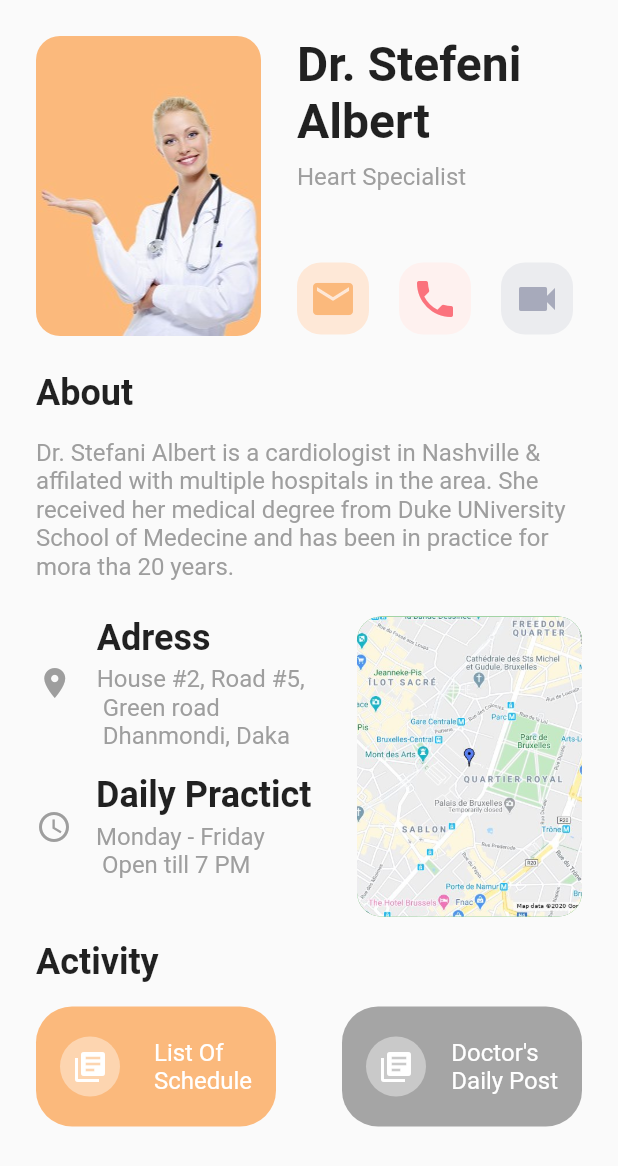
After one commit to Fy-Rakotondrabe/Flutter_UI_challenge, a Flutter app: the Profile screen opened by its route, on a phone screen of 412 x 824 dp. The commit adds this screen. Shown: the top 1166 px of the screen. Run offline on Flutter 3.47's test engine with Material 2 defaults, Android fonts, the phone set to English and light mode, and no system bars.

Commit message:
Add new UI

```diff
--- a/lib/main.dart
+++ b/lib/main.dart
@@ -1,5 +1,7 @@
 import 'package:flutter/material.dart';
 import 'package:flutter/services.dart';
+import 'package:ui_challenge/src/views/doctor/DoctorViews.dart';
+import 'package:ui_challenge/src/views/doctor/Profile.dart';
 import 'package:ui_challenge/src/views/gallery/GalleryViews.dart';
 import 'package:ui_challenge/src/views/recipe/RecipeViews.dart';
 
@@ -22,6 +24,8 @@ class MyApp extends StatelessWidget {
         routes: {
           '/': (BuildContext context) => GalleryViews(),
           '/recipe': (BuildContext context) => Recipe(),
+          '/doctor': (BuildContext context) => DoctorViews(),
+          '/doctor/profile': (BuildContext context) => Profile(),
         });
   }
 }
--- /dev/null
+++ b/lib/src/views/doctor/Profile.dart
@@ -0,0 +1,373 @@
+import 'package:flutter/material.dart';
+
+class Profile extends StatelessWidget {
+  @override
+  Widget build(BuildContext context) {
+    return Scaffold(
+      body: SingleChildScrollView(
+        child: Padding(
+          padding: EdgeInsets.all(24.0),
+          child: Column(
+            crossAxisAlignment: CrossAxisAlignment.start,
+            children: [
+              //Profile
+              Info(),
+              SizedBox(
+                height: 24,
+              ),
+              //About
+              About(),
+              SizedBox(
+                height: 24,
+              ),
+              //Location
+              Localisation(),
+              SizedBox(
+                height: 16,
+              ),
+              //Action
+              Activity(),
+            ],
+          ),
+        ),
+      ),
+    );
+  }
+}
+
+class Info extends StatelessWidget {
+  @override
+  Widget build(BuildContext context) {
+    return Container(
+      height: 200,
+      child: Row(
+        children: [
+          Container(
+            width: 150,
+            decoration: BoxDecoration(
+              borderRadius: BorderRadius.all(Radius.circular(16)),
+              image: DecorationImage(
+                image: AssetImage("images/doctors/doctor.jpg"),
+                fit: BoxFit.cover,
+              ),
+            ),
+          ),
+          SizedBox(
+            width: 24,
+          ),
+          Container(
+            width: 184,
+            child: Column(
+              crossAxisAlignment: CrossAxisAlignment.start,
+              mainAxisAlignment: MainAxisAlignment.spaceBetween,
+              children: [
+                Container(
+                  child: Column(
+                    crossAxisAlignment: CrossAxisAlignment.start,
+                    children: [
+                      Text(
+                        "Dr. Stefeni Albert",
+                        style: TextStyle(
+                            fontSize: 32, fontWeight: FontWeight.bold),
+                      ),
+                      SizedBox(
+                        height: 8,
+                      ),
+                      Text(
+                        "Heart Specialist",
+                        style: TextStyle(fontSize: 16, color: Colors.grey),
+                      ),
+                    ],
+                  ),
+                ),
+                Container(
+                  height: 50,
+                  child: Row(
+                    mainAxisAlignment: MainAxisAlignment.spaceBetween,
+                    children: [
+                      Container(
+                        child: Icon(
+                          Icons.mail,
+                          size: 32,
+                          color: Color.fromRGBO(251, 185, 124, 1),
+                        ),
+                        width: 48,
+                        height: 48,
+                        decoration: BoxDecoration(
+                          color: Color.fromRGBO(254, 232, 215, 1),
+                          borderRadius: BorderRadius.all(
+                            Radius.circular(16.0),
+                          ),
+                        ),
+                      ),
+                      Container(
+                        child: Icon(
+                          Icons.phone,
+                          size: 32,
+                          color: Color.fromRGBO(251, 115, 125, 1),
+                        ),
+                        width: 48,
+                        height: 48,
+                        decoration: BoxDecoration(
+                          color: Color.fromRGBO(254, 241, 239, 1),
+                          borderRadius: BorderRadius.all(
+                            Radius.circular(16.0),
+                          ),
+                        ),
+                      ),
+                      Container(
+                        child: Icon(
+                          Icons.videocam,
+                          size: 32,
+                          color: Color.fromRGBO(167, 170, 187, 1),
+                        ),
+                        width: 48,
+                        height: 48,
+                        decoration: BoxDecoration(
+                          color: Color.fromRGBO(235, 236, 239, 1),
+                          borderRadius: BorderRadius.all(
+                            Radius.circular(16.0),
+                          ),
+                        ),
+                      ),
+                    ],
+                  ),
+                ),
+              ],
+            ),
+          ),
+        ],
+      ),
+    );
+  }
+}
+
+class About extends StatelessWidget {
+  const About({
+    Key key,
+  }) : super(key: key);
+
+  @override
+  Widget build(BuildContext context) {
+    return Container(
+      child: Column(
+        crossAxisAlignment: CrossAxisAlignment.start,
+        children: [
+          Text(
+            "About",
+            style: TextStyle(fontSize: 24, fontWeight: FontWeight.bold),
+          ),
+          SizedBox(
+            height: 16,
+          ),
+          Text(
+            "Dr. Stefani Albert is a cardiologist in Nashville & affilated with multiple hospitals in the area. She received her medical degree from Duke UNiversity School of Medecine and has been in practice for mora tha 20 years.",
+            style: TextStyle(
+              color: Colors.grey,
+              fontSize: 16,
+            ),
+          ),
+        ],
+      ),
+    );
+  }
+}
+
+class Localisation extends StatelessWidget {
+  @override
+  Widget build(BuildContext context) {
+    return Container(
+      height: 200,
+      child: Row(
+        mainAxisAlignment: MainAxisAlignment.spaceBetween,
+        children: [
+          Column(
+            children: [
+              Row(
+                children: [
+                  Container(
+                    margin: EdgeInsets.only(right: 16),
+                    child: Icon(Icons.location_on, color: Colors.grey),
+                  ),
+                  Column(
+                    crossAxisAlignment: CrossAxisAlignment.start,
+                    children: [
+                      Text(
+                        "Adress",
+                        style: TextStyle(
+                            fontSize: 24, fontWeight: FontWeight.bold),
+                      ),
+                      SizedBox(
+                        height: 4,
+                      ),
+                      Text(
+                        "House #2, Road #5, \n Green road \n Dhanmondi, Daka",
+                        style: TextStyle(
+                          color: Colors.grey,
+                          fontSize: 16,
+                        ),
+                      ),
+                    ],
+                  ),
+                ],
+              ),
+              SizedBox(
+                height: 16,
+              ),
+              Row(
+                children: [
+                  Container(
+                    margin: EdgeInsets.only(right: 16),
+                    child: Icon(Icons.access_time, color: Colors.grey),
+                  ),
+                  Column(
+                    crossAxisAlignment: CrossAxisAlignment.start,
+                    children: [
+                      Text(
+                        "Daily Practict",
+                        style: TextStyle(
+                          fontSize: 24,
+                          fontWeight: FontWeight.bold,
+                        ),
+                      ),
+                      SizedBox(
+                        height: 4,
+                      ),
+                      Text(
+                        "Monday - Friday \n Open till 7 PM",
+                        style: TextStyle(
+                          color: Colors.grey,
+                          fontSize: 16,
+                        ),
+                      ),
+                    ],
+                  ),
+                ],
+              ),
+            ],
+          ),
+          Container(
+            width: 150,
+            decoration: BoxDecoration(
+              color: Colors.green,
+              borderRadius: BorderRadius.all(
+                Radius.circular(16),
+              ),
+              image: DecorationImage(
+                image: AssetImage("images/doctors/map.jpeg"),
+                fit: BoxFit.cover,
+              ),
+            ),
+          ),
+        ],
+      ),
+    );
+  }
+}
+
+class Activity extends StatelessWidget {
+  @override
+  Widget build(BuildContext context) {
+    return Container(
+      height: 150,
+      child: Column(
+        crossAxisAlignment: CrossAxisAlignment.start,
+        children: [
+          Text(
+            "Activity",
+            style: TextStyle(
+              fontSize: 24,
+              fontWeight: FontWeight.bold,
+            ),
+          ),
+          SizedBox(
+            height: 16,
+          ),
+          Row(
+            mainAxisAlignment: MainAxisAlignment.spaceBetween,
+            children: [
+              Container(
+                width: 160,
+                height: 80,
+                child: Padding(
+                  padding: const EdgeInsets.all(16.0),
+                  child: Row(
+                    mainAxisAlignment: MainAxisAlignment.spaceBetween,
+                    children: [
+                      Container(
+                        width: 40,
+                        height: 40,
+                        child: Icon(
+                          Icons.library_books,
+                          color: Colors.white,
+                        ),
+                        decoration: BoxDecoration(
+                          color: Colors.white.withOpacity(.4),
+                          borderRadius: BorderRadius.all(
+                            Radius.circular(100),
+                          ),
+                        ),
+                      ),
+                      Text(
+                        "List Of \nSchedule",
+                        style: TextStyle(
+                          color: Colors.white,
+                          fontSize: 16,
+                        ),
+                      )
+                    ],
+                  ),
+                ),
+                decoration: BoxDecoration(
+                  color: Color.fromRGBO(251, 185, 124, 1),
+                  borderRadius: BorderRadius.all(
+                    Radius.circular(24),
+                  ),
+                ),
+              ),
+              Container(
+                width: 160,
+                height: 80,
+                child: Padding(
+                  padding: const EdgeInsets.all(16.0),
+                  child: Row(
+                    mainAxisAlignment: MainAxisAlignment.spaceBetween,
+                    children: [
+                      Container(
+                        width: 40,
+                        height: 40,
+                        child: Icon(
+                          Icons.library_books,
+                          color: Colors.white,
+                        ),
+                        decoration: BoxDecoration(
+                          color: Colors.white.withOpacity(.4),
+                          borderRadius: BorderRadius.all(
+                            Radius.circular(100),
+                          ),
+                        ),
+                      ),
+                      Text(
+                        "Doctor's \nDaily Post",
+                        style: TextStyle(
+                          color: Colors.white,
+                          fontSize: 16,
+                        ),
+                      )
+                    ],
+                  ),
+                ),
+                decoration: BoxDecoration(
+                  color: Color.fromRGBO(165, 165, 165, 1),
+                  borderRadius: BorderRadius.all(
+                    Radius.circular(24),
+                  ),
+                ),
+              ),
+            ],
+          ),
+        ],
+      ),
+    );
+  }
+}
--- a/lib/src/views/gallery/GalleryViews.dart
+++ b/lib/src/views/gallery/GalleryViews.dart
@@ -4,8 +4,13 @@ class GalleryViews extends StatelessWidget {
   final List ui = [
     {
       "title": "Recipe",
-      "image": "images/gallery/recipe.jpg",
+      "image": "images/recipe/gallery/recipe.jpg",
       "route": "/recipe"
+    },
+    {
+      "title": "Doctor",
+      "image": "images/doctors/gallery/DoctorUi.jpg",
+      "route": "/doctor"
     },
   ];
 
--- a/pubspec.yaml
+++ b/pubspec.yaml
@@ -47,7 +47,10 @@ flutter:
   # To add assets to your application, add an assets section, like this:
   assets:
     - images/
-    - images/gallery/
+    - images/recipe/
+    - images/recipe/gallery/
+    - images/doctors/
+    - images/doctors/gallery/
 
   # An image asset can refer to one or more resolution-specific "variants", see
   # https://flutter.dev/assets-and-images/#resolution-aware.
```
Also changed, not shown: lib/src/views/doctor/DoctorViews.dart (added, +320 -0 lines), lib/src/views/recipe/RecipeViews.dart (+7 -6 lines), images/doctors/cough.jpg (added), images/doctors/diabete.jpg (added), images/doctors/doctor.jpg (added), images/doctors/gallery/DoctorUi.jpg (added), images/doctors/heart.jpg (added), images/doctors/map.jpeg (added), images/recipe/bowl-bozen-repas-japonnais.jpg (renamed from images/bowl-bozen-repas-japonnais.jpg), images/recipe/bruschetta.jpg (renamed from images/bruschetta.jpg), images/recipe/chinois.webp (renamed from images/chinois.webp), images/recipe/gallery/recipe.jpg (renamed from images/gallery/recipe.jpg), images/recipe/italien.jpg (renamed from images/italien.jpg), images/recipe/mexican.jpg (renamed from images/mexican.jpg).
